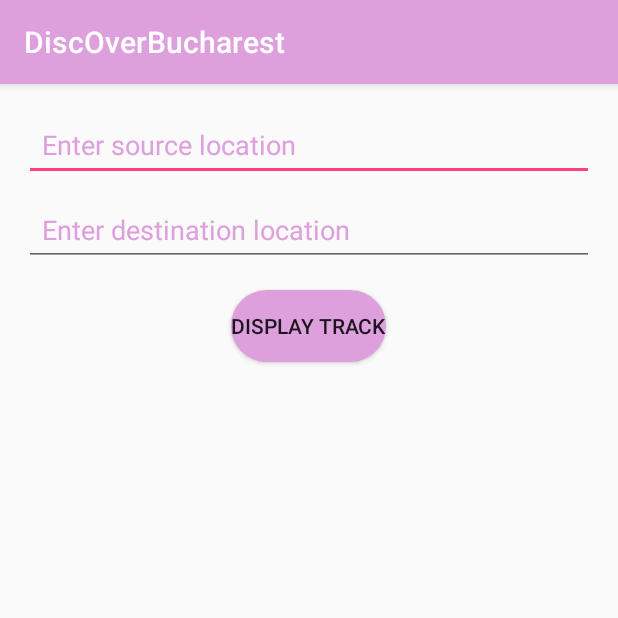
After one commit to afrentescu/DiscOverBucharest, an Android app: the MapsActivity screen opened directly, with no data from a screen before it, on a phone screen of 412 x 824 dp, the top half of it. The commit adds this screen. Run offline under Robolectric (Android 15) with nearby library versions, the phone set to English and light mode, and no system bars.

Commit message:
maps functionality

```diff
--- a/app/src/main/AndroidManifest.xml
+++ b/app/src/main/AndroidManifest.xml
@@ -37,7 +37,7 @@
         <activity android:name=".DayOneActivity"></activity>
         <activity android:name=".DayTreeActivity"></activity>
         <activity android:name=".DayTwoActivity"></activity>
-
+        <activity android:name=".MapsActivity"></activity>
     </application>
 
 </manifest>
--- a/app/src/main/java/com/example/user/discoverbucharest/MainActivity.java
+++ b/app/src/main/java/com/example/user/discoverbucharest/MainActivity.java
@@ -155,6 +155,10 @@ public class MainActivity extends AppCompatActivity {
                 this.startActivity(intent7);
                 return true;
 
+            case R.id.maps:
+                Intent intent8 = new Intent(getApplicationContext(), MapsActivity.class);
+                this.startActivity(intent8);
+                return true;
             default:
                 return super.onOptionsItemSelected(item);
 
--- /dev/null
+++ b/app/src/main/java/com/example/user/discoverbucharest/MapsActivity.java
@@ -0,0 +1,58 @@
+package com.example.user.discoverbucharest;
+
+import android.content.ActivityNotFoundException;
+import android.content.Intent;
+import android.net.Uri;
+import android.os.Bundle;
+import android.support.annotation.Nullable;
+import android.support.v7.app.AppCompatActivity;
+import android.view.View;
+import android.widget.Button;
+import android.widget.EditText;
+import android.widget.Toast;
+
+public class MapsActivity extends AppCompatActivity {
+
+    EditText etSource, etDestination;
+    Button btnMaps;
+    @Override
+    protected void onCreate(@Nullable Bundle savedInstanceState) {
+        super.onCreate(savedInstanceState);
+        setContentView(R.layout.activity_weather);
+
+        etSource = findViewById(R.id.etSource);
+        etDestination = findViewById(R.id.etDestination);
+        btnMaps = findViewById(R.id.btnMaps);
+
+        btnMaps.setOnClickListener(new View.OnClickListener() {
+            @Override
+            public void onClick(View view) {
+                String source = etSource.getText().toString().trim();
+                String destination = etDestination.getText().toString().trim();
+
+                if(source.equals("") && destination.equals("")){
+                    Toast.makeText(getApplicationContext(), "Please enter values for source and destination locations!", Toast.LENGTH_LONG).show();
+
+                }else{
+                    DisplayTrack(source, destination);
+                }
+            }
+        });
+    }
+
+    private void DisplayTrack(String source, String destination){
+        try{
+            Uri uri = Uri.parse("https://www.google.co.in/maps/dir/" + source + "/" + destination);
+            Intent intent = new Intent (Intent.ACTION_VIEW, uri);
+            intent.setPackage("com.google.android.apps.maps");
+            intent.setFlags(Intent.FLAG_ACTIVITY_NEW_TASK);
+            startActivity(intent);
+        }catch (ActivityNotFoundException e){
+            Uri uri = Uri.parse("https://play.google.com/store/apps/details?id=com.google.apps.maps");
+
+            Intent intent2 = new Intent(Intent.ACTION_VIEW, uri);
+            intent2.setFlags(Intent.FLAG_ACTIVITY_NEW_TASK);
+            startActivity(intent2);
+        }
+    }
+}
--- a/app/src/main/java/com/example/user/discoverbucharest/TransportationActivity.java
+++ b/app/src/main/java/com/example/user/discoverbucharest/TransportationActivity.java
@@ -40,13 +40,13 @@ public class TransportationActivity extends AppCompatActivity {
 
     {
         try {
-            url2 = new URL("http://stbsa.ro/eng/portofel_electronic_eng.php");
+            url2 = new URL("http://stbsa.ro/eng/index");
         } catch (MalformedURLException e) {
             e.printStackTrace();
         }
     }
   URL[] urls  = { url, url2};
-    String[] NAMES = {"http://stbsa.ro/eng/index.php","http://www.metrorex.ro/first_page_p1352-2" , "http://stbsa.ro/eng/portofel_electronic_eng.php", " "};
+    String[] NAMES = {"http://stbsa.ro/eng/index","http://www.metrorex.ro/first_page_p1352-2" , "http://stbsa.ro/eng/travel_tips_eng", " "};
     int[] IMAGES = { R.drawable.stb, R.drawable.hartamet,R.drawable.ticketts, R.drawable.uber};
     // <a href ="http://www.metrorex.ro/first_page_p1352-2"></a>
     //        <a href = "http://stbsa.ro/eng/portofel_electronic_eng.php"></a>
--- a/app/src/main/res/layout/activity_createaccount.xml
+++ b/app/src/main/res/layout/activity_createaccount.xml
@@ -121,7 +121,7 @@
         android:layout_marginTop="200dp"
         android:layout_marginEnd="8dp"
         android:layout_marginRight="8dp"
-        android:background="@drawable/images"
+        android:background="@drawable/hide"
         android:onClick="onClick"
         app:layout_constraintEnd_toEndOf="parent"
         app:layout_constraintHorizontal_bias="0.022"
--- a/app/src/main/res/layout/activity_login.xml
+++ b/app/src/main/res/layout/activity_login.xml
@@ -53,7 +53,7 @@
         android:layout_marginTop="200dp"
         android:layout_marginEnd="8dp"
         android:layout_marginRight="8dp"
-        android:background="@drawable/images"
+        android:background="@drawable/hide"
         android:onClick="onClick"
         app:layout_constraintEnd_toStartOf="@+id/etPaswordLogin"
         app:layout_constraintHorizontal_bias="0.594"
--- /dev/null
+++ b/app/src/main/res/layout/activity_weather.xml
@@ -0,0 +1,41 @@
+<?xml version="1.0" encoding="utf-8"?>
+<LinearLayout
+    xmlns:android="http://schemas.android.com/apk/res/android"
+   xmlns:app="http://schemas.android.com/apk/res-auto"
+    xmlns:tools="http://schemas.android.com/tools"
+    android:layout_width="match_parent"
+    android:layout_height="match_parent"
+    android:orientation="vertical"
+    android:padding="16dp"
+    android:gravity = "center_horizontal"
+    tools:context=".MapsActivity"
+     >
+
+    <EditText
+    android:layout_width="match_parent"
+    android:layout_height="wrap_content"
+    android:id = "@+id/etSource"
+    android:hint="Enter source location"
+    android:padding="12dp"/>
+
+    <EditText
+        android:layout_width="match_parent"
+        android:layout_height="wrap_content"
+        android:id = "@+id/etDestination"
+        android:hint="Enter destination location"
+        android:padding="12dp"
+        android:layout_marginTop="8dp"/>
+
+    <Button
+        android:layout_width="wrap_content"
+        android:layout_height="wrap_content"
+        android:id="@+id/btnMaps"
+        android:text = "Display track"
+        android:layout_marginTop="16dp"
+        android:background="@drawable/mybutton"
+
+        />
+
+
+
+</LinearLayout>
--- a/app/src/main/res/menu/main_menu.xml
+++ b/app/src/main/res/menu/main_menu.xml
@@ -26,6 +26,10 @@
     <item android:id="@+id/trasportation"
         android:title="Transportation"
         app:showAsAction="never"></item>
+
+    <item android:id="@+id/maps"
+        android:title="Maps"
+        app:showAsAction="never"></item>
     <item android:id="@+id/logout"
         android:title="LogOut"
         app:showAsAction="never"></item>
```
Also changed, not shown: app/src/main/res/drawable-xxhdpi/hide.png (added).
